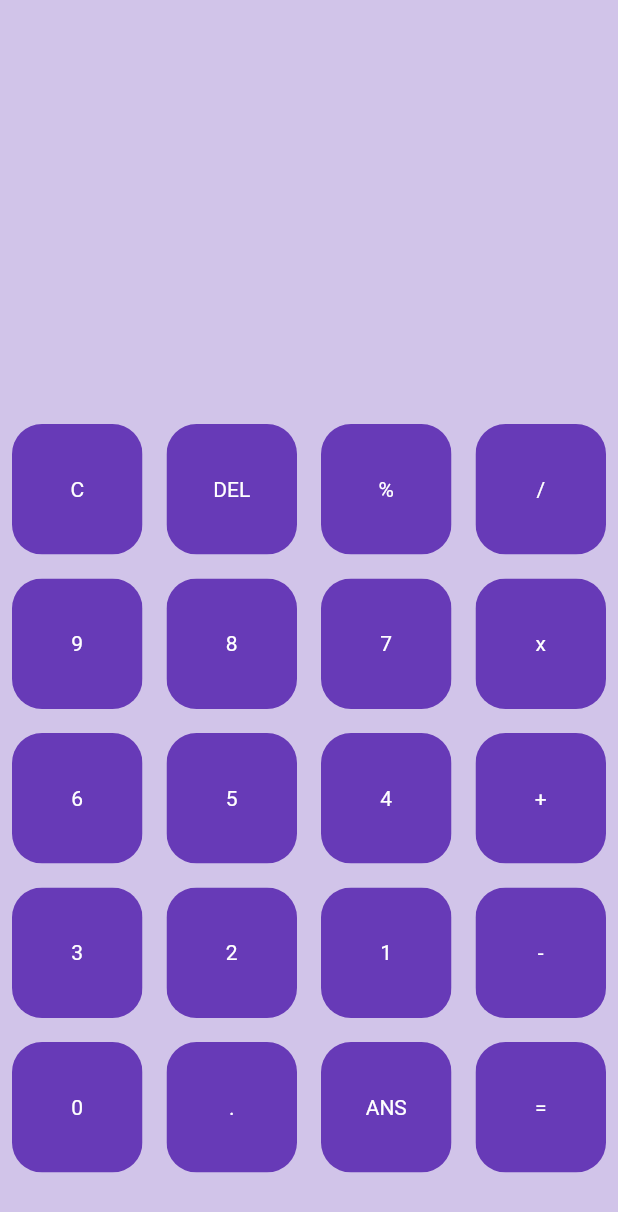
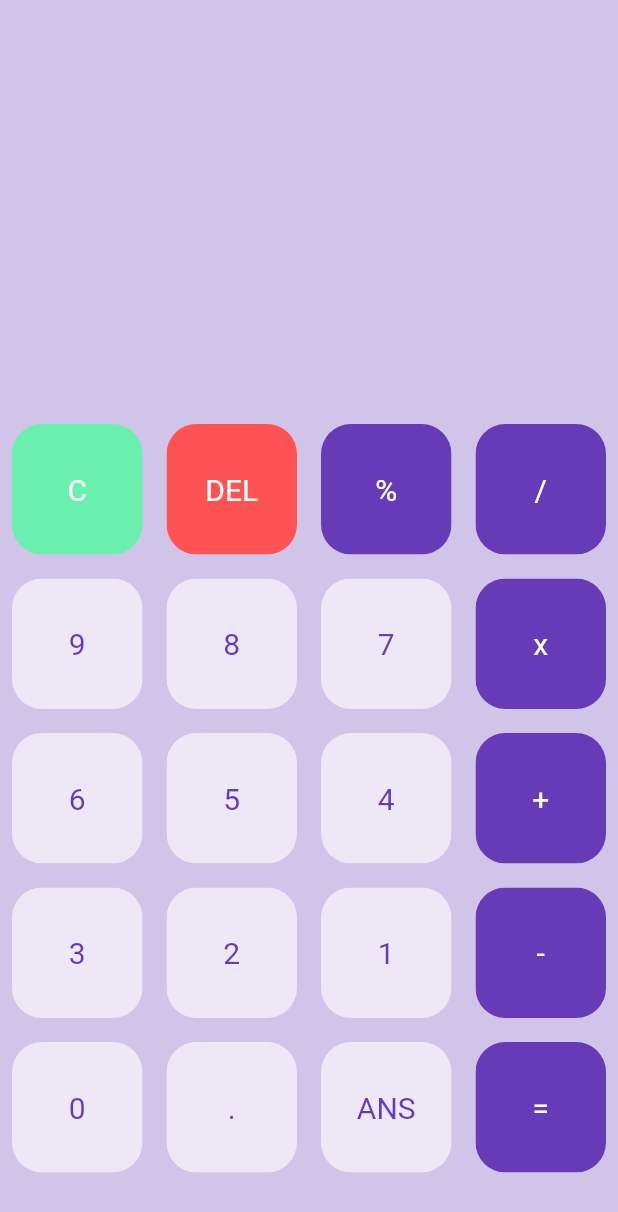
Before and after one commit to rheaacharya77/Calculator, a Flutter app: the screen it shows after launch, on a phone screen of 412 x 824 dp. Shown: the top 1212 px of the screen. Run offline on Flutter 3.47's test engine with Material 2 defaults, Android fonts, the phone set to English and light mode, and no system bars.

Commit message:
input method connected with buttons

```diff
--- a/lib/buttons.dart
+++ b/lib/buttons.dart
@@ -4,14 +4,17 @@ class MyButton extends StatelessWidget {
   final color;
   final textColor;
   final String buttonText;
+  final buttonTapped;
 
-  MyButton({this.color, this.textColor, this.buttonText});
+  MyButton({this.color, this.textColor, this.buttonText,this.buttonTapped});
 
   @override
   Widget build(BuildContext context) {
-    return Padding (
+    return GestureDetector(
+      onTap: buttonTapped,
+    child: Padding(
       padding: const EdgeInsets.all(8.0),
-          child: ClipRRect(
+      child: ClipRRect(
         borderRadius: BorderRadius.circular(20),
         child: Container(
           color: color,
@@ -20,11 +23,13 @@ class MyButton extends StatelessWidget {
               buttonText,
               style: TextStyle(
                 color: textColor,
+                fontSize: 20,
               ),
             ),
           ),
         ),
       ),
+    ),
     );
   }
 }
--- a/lib/main.dart
+++ b/lib/main.dart
@@ -21,6 +21,10 @@ class HomePage extends StatefulWidget {
 }
 
 class _HomePageState extends State<HomePage> {
+
+
+  var userQuestion = '';
+  var userAnswer = '';
   final List<String> buttons = [
     'C',
     'DEL',
@@ -44,6 +48,13 @@ class _HomePageState extends State<HomePage> {
     '=',
   ];
 
+  bool isOperator(String x) {
+    if (x == '%' || x == '/' || x == 'x' || x == '-' || x == '+' || x == '=') {
+      return true;
+    }
+    return false;
+  }
+
   @override
   Widget build(BuildContext context) {
     return Scaffold(
@@ -51,7 +62,36 @@ class _HomePageState extends State<HomePage> {
       body: Column(
         children: [
           Expanded(
-            child: Container(),
+            child: Container(
+              child: Column(
+                mainAxisAlignment: MainAxisAlignment.spaceEvenly,
+                children: [
+                  SizedBox(
+                    height: 50,
+                  ),
+                  Container(
+                    padding: EdgeInsets.all(20),
+                    alignment: Alignment.centerLeft,
+                    child: Text(
+                      userQuestion,
+                      style: TextStyle(
+                        fontSize: 20,
+                      ),
+                    ),
+                  ),
+                  Container(
+                    padding: EdgeInsets.all(20),
+                    alignment: Alignment.centerRight,
+                    child: Text(
+                      userAnswer,
+                      style: TextStyle(
+                        fontSize: 20,
+                      ),
+                    ),
+                  ),
+                ],
+              ),
+            ),
           ),
           Expanded(
             flex: 2,
@@ -61,11 +101,49 @@ class _HomePageState extends State<HomePage> {
                   gridDelegate: SliverGridDelegateWithFixedCrossAxisCount(
                       crossAxisCount: 4),
                   itemBuilder: (BuildContext context, int index) {
-                    return MyButton(
-                      buttonText: buttons[index],
-                      color: Colors.deepPurple,
-                      textColor: Colors.white,
-                    );
+                    //clear button
+                    if (index == 0) {
+                      return MyButton(
+                        buttonTapped: () {
+                          setState(() {
+                            userQuestion = '';
+                          });
+                        },
+                        buttonText: buttons[index],
+                        color: Colors.greenAccent,
+                        textColor: Colors.white,
+                      );
+                      //delete button
+                    } else if (index == 1) {
+                      return MyButton(
+                        buttonTapped: () {
+                          setState(() {
+                            userQuestion = userQuestion.substring(
+                                0, userQuestion.length - 1);
+                          });
+                        },
+                        buttonText: buttons[index],
+                        color: Colors.redAccent,
+                        textColor: Colors.white,
+                      );
+                    }
+                    //remaining buttons
+                    else {
+                      return MyButton(
+                        buttonTapped: () {
+                          setState(() {
+                            userQuestion += buttons[index];
+                          });
+                        },
+                        buttonText: buttons[index],
+                        color: isOperator(buttons[index])
+                            ? Colors.deepPurple
+                            : Colors.deepPurple[50],
+                        textColor: isOperator(buttons[index])
+                            ? Colors.white
+                            : Colors.deepPurple,
+                      );
+                    }
                   }),
             ),
           )
```
